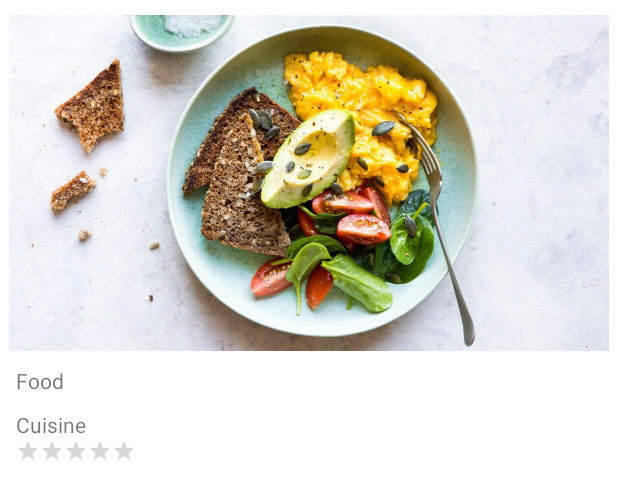
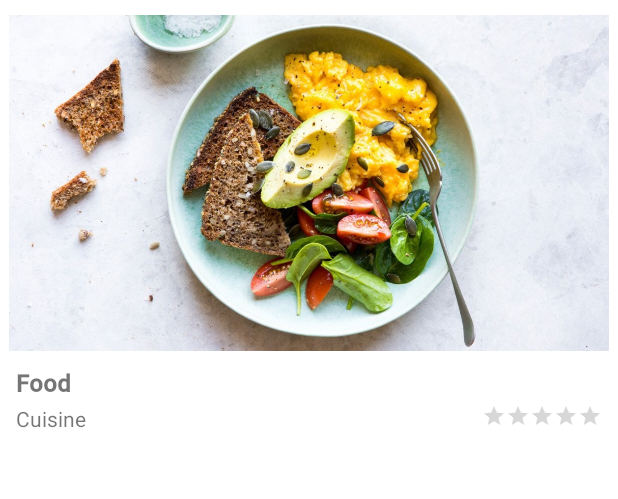
Before and after one commit to TJJ101/21-Le-Chef, an Android app: the layout recipe_viewholder.xml on its own in the app's theme, with its tools: preview values and no code run, on a phone screen of 412 x 824 dp. Shown: the top 499 px of the screen. Run offline under Robolectric (Android 15) with nearby library versions, the phone set to English and light mode, and no system bars.

Commit message:
Made some changes to UI

```diff
--- a/app/src/main/java/sg/edu/np/madassignment1/HomeFragment.java
+++ b/app/src/main/java/sg/edu/np/madassignment1/HomeFragment.java
@@ -59,7 +59,7 @@ public class HomeFragment extends Fragment {
                 recyclerView = view.findViewById(R.id.recipeRecycler);
                 adapter = new RecipeAdapter(getContext(),recipeList, getActivity());
                 recyclerView.setAdapter(adapter);
-                recyclerView.setLayoutManager(new GridLayoutManager(view.getContext(), 1));
+                recyclerView.setLayoutManager(new GridLayoutManager(view.getContext(), 2));
                 recyclerView.setItemAnimator(new DefaultItemAnimator());
                 adapter.notifyDataSetChanged();
                 Log.d("SIZE", "" + recipeList.size());
@@ -134,14 +134,14 @@ public class HomeFragment extends Fragment {
                 if (isChecked){
                     adapter = new RecipeAdapter(getContext(),recipeList, getActivity());
                     recyclerView.setAdapter(adapter);
-                    recyclerView.setLayoutManager(new GridLayoutManager(view.getContext(), 2));
-                    gridSwitch.setText("Grid");
+                    recyclerView.setLayoutManager(new GridLayoutManager(view.getContext(), 1));
+                    gridSwitch.setText("List");
                 }
                 else{
                     adapter = new RecipeAdapter(getContext(),recipeList, getActivity());
                     recyclerView.setAdapter(adapter);
-                    recyclerView.setLayoutManager(new GridLayoutManager(view.getContext(), 1));
-                    gridSwitch.setText("Single");
+                    recyclerView.setLayoutManager(new GridLayoutManager(view.getContext(), 2));
+                    gridSwitch.setText("Grid");
                 }
             }
         });
--- a/app/src/main/res/layout/fragment_home.xml
+++ b/app/src/main/res/layout/fragment_home.xml
@@ -79,7 +79,7 @@
                     android:layout_height="wrap_content"
                     android:layout_marginTop="2dp"
                     android:layout_marginEnd="4dp"
-                    android:text="Single"
+                    android:text="Grid"
                     android:textSize="16sp"
                     app:layout_constraintEnd_toEndOf="parent"
                     app:layout_constraintTop_toTopOf="parent" />
--- a/app/src/main/res/layout/recipe_viewholder.xml
+++ b/app/src/main/res/layout/recipe_viewholder.xml
@@ -24,30 +24,41 @@
         android:layout_width="match_parent"
         android:layout_height="wrap_content"
         android:layout_marginStart="5dp"
+        android:layout_marginTop="10dp"
         android:layout_marginEnd="5dp"
-        android:layout_marginTop="10dp"
+        android:layout_marginBottom="3dp"
+        android:gravity="left"
         android:text="Food"
+        android:fontFamily="@font/roboto_medium"
+        android:textSize="16sp"
+        android:textStyle="bold"
         app:layout_constraintStart_toStartOf="parent"
-        app:layout_constraintTop_toBottomOf="@+id/myRecipeImg"/>
+        app:layout_constraintTop_toBottomOf="@+id/myRecipeImg" />
+
+    <LinearLayout
+        android:layout_width="wrap_content"
+        android:layout_height="wrap_content"
+        android:orientation="horizontal"
+        android:layout_marginStart="5dp"
+        android:layout_marginEnd="5dp">
 
         <TextView
             android:id="@+id/myRecipeCuisine"
-        android:layout_width="match_parent"
+            android:layout_width="wrap_content"
             android:layout_height="wrap_content"
-        android:layout_marginStart="5dp"
-        android:layout_marginEnd="5dp"
-        android:layout_marginTop="10dp"
             android:text="Cuisine"
             app:layout_constraintStart_toStartOf="parent"
             app:layout_constraintTop_toBottomOf="@+id/myRecipeName" />
-
+        <View
+            android:layout_width="0dp"
+            android:layout_height="match_parent"
+            android:layout_weight="1"/>
         <RatingBar
             android:id="@+id/myRecipeRating"
             style="?android:attr/ratingBarStyleSmall"
             android:layout_width="wrap_content"
             android:layout_height="wrap_content"
-        android:numStars="5"
-        android:layout_marginStart="5dp"
-        android:layout_marginEnd="5dp"/>
+            android:numStars="5"/>
+    </LinearLayout>
 
 </LinearLayout>
```
Lines whose indentation alone changed are shown as unchanged.
